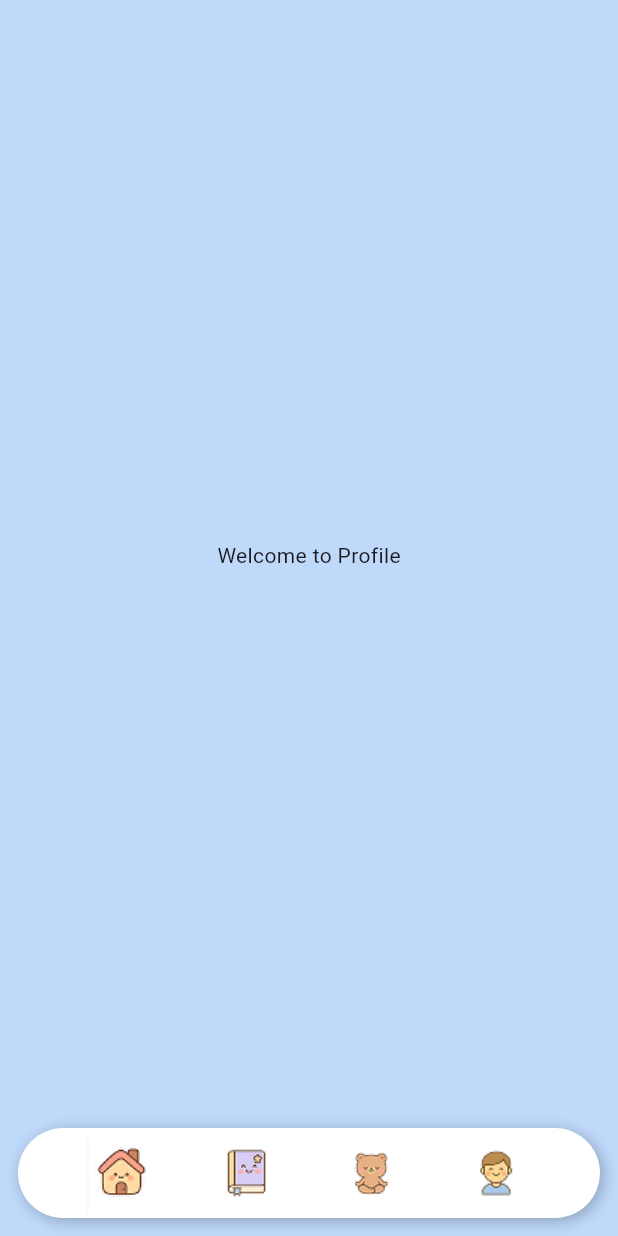
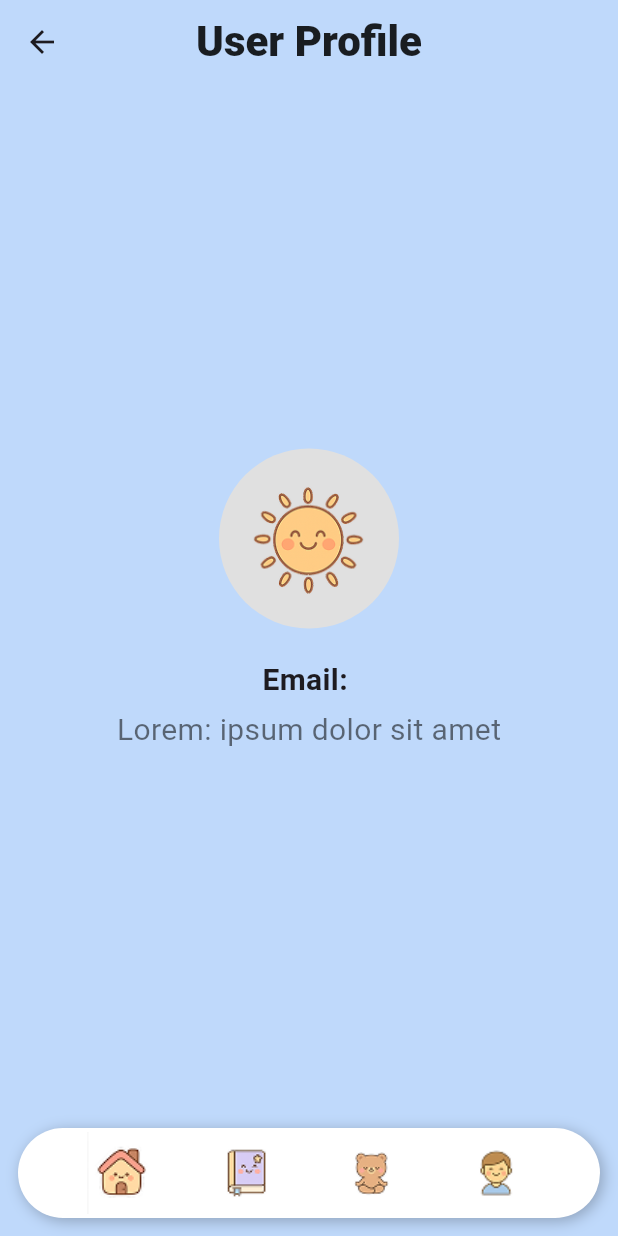
Before and after one commit to Kest-3r/cincailah, a Flutter app: the Profile screen opened directly, on a phone screen of 412 x 824 dp. Run offline on Flutter 3.47's test engine with Material 3 defaults, Android fonts, the phone set to English and light mode, and no system bars; our stand-ins replace cloud_firestore, firebase_auth, firebase_core; accounts and stored records are empty.

Commit message:
Email, profile picture display and placeholders

```diff
--- a/lib/pages/profile.dart
+++ b/lib/pages/profile.dart
@@ -1,3 +1,7 @@
+// ignore: unused_import
+import 'package:cloud_firestore/cloud_firestore.dart';
+import 'package:firebase_auth/firebase_auth.dart';
+import 'package:flutter/foundation.dart';
 import 'package:flutter/material.dart';
 import '../widgets/nav.dart';
 
@@ -8,12 +12,102 @@ class Profile extends StatefulWidget {
 }
 
 class _Profile extends State<Profile> {
+  final user = FirebaseAuth.instance.currentUser;
+  final String email = FirebaseAuth.instance.currentUser?.email ?? 'No email';
+  final String imagePath =
+      FirebaseAuth.instance.currentUser?.photoURL ?? 'images/Sun.png';
+
   @override
   Widget build(BuildContext context) {
-    return const Scaffold(
+    return Scaffold(
       backgroundColor: Color(0xFFBFD9FB),
-      body: Center(child: Text("Welcome to Profile")),
+      appBar: AppBar(
+        backgroundColor: const Color(0xFFBFD9FB),
+        elevation: 0,
+        centerTitle: true,
+        title: const Text(
+          "User Profile",
+          style: TextStyle(
+            fontSize: 28,
+            fontWeight: FontWeight.w800,
+            color: Colors.black87,
+          ),
+        ),
+      ),
+      body: SafeArea(
+        child: Padding(
+          padding: const EdgeInsets.fromLTRB(16, 8, 16, 24),
+          child: Center(
+            child: Column(
+              mainAxisAlignment: MainAxisAlignment.center,
+              children: [
+                SizedBox(height: 100), // spacing from top
+                UserProfile(
+                  image: imagePath,
+                  line1: email,
+                  line2: "Lorem: ipsum dolor sit amet",
+                ),
+
+                const SizedBox(height: 80), // spacing below header),
+              ],
+            ),
+          ),
+        ),
+      ),
       bottomNavigationBar: Nav(),
     );
   }
 }
+
+class UserProfile extends StatelessWidget {
+  final String? image;
+  final String line1;
+  final String line2;
+
+  const UserProfile({
+    super.key,
+    required this.image,
+    required this.line1,
+    required this.line2,
+  });
+
+  @override
+  Widget build(BuildContext context) {
+    ImageProvider avatarProvider;
+    if (image != null && image!.startsWith('http')) {
+      avatarProvider = NetworkImage(image!);
+    } else {
+      avatarProvider = AssetImage('images/Sun.png');
+    }
+
+    return Row(
+      mainAxisAlignment: MainAxisAlignment.center,
+      children: [
+        // Profile Picture with placeholder
+        // Two lines of user info
+        Column(
+          crossAxisAlignment: CrossAxisAlignment.center,
+          children: [
+            // Profile Picture Placeholder
+            CircleAvatar(
+              radius: 60,
+              backgroundColor: Colors.grey[300],
+              backgroundImage: avatarProvider,
+            ),
+            const SizedBox(height: 20),
+            //User Info
+            Text(
+              "Email: $line1",
+              style: const TextStyle(fontSize: 20, fontWeight: FontWeight.bold),
+            ),
+            const SizedBox(height: 4),
+            Text(
+              line2,
+              style: const TextStyle(fontSize: 20, color: Colors.black54),
+            ),
+          ],
+        ),
+      ],
+    );
+  }
+}
```
